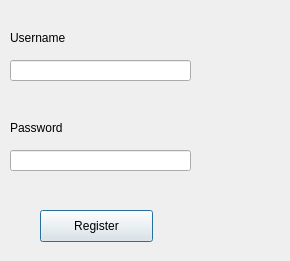
ivark16/Vln-2016, file Gui-Vln-2016/registeruser.ui: the form before one commit.
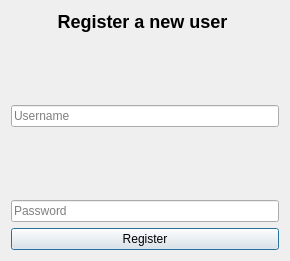
The form after the commit. Icons and pictures are not drawn.

```diff
--- a/Gui-Vln-2016/registeruser.ui
+++ b/Gui-Vln-2016/registeruser.ui
@@ -17,65 +17,76 @@
    <iconset resource="resorces.qrc">
     <normaloff>:/Icons/Pictures/cornerIcon.png</normaloff>:/Icons/Pictures/cornerIcon.png</iconset>
   </property>
-  <widget class="QPushButton" name="pushButtonRegister">
-   <property name="geometry">
-    <rect>
-     <x>40</x>
-     <y>210</y>
-     <width>113</width>
-     <height>32</height>
-    </rect>
-   </property>
+  <layout class="QVBoxLayout" name="verticalLayout">
+   <item>
+    <widget class="QLabel" name="label">
    <property name="text">
-    <string>Register</string>
-   </property>
-  </widget>
-  <widget class="QLineEdit" name="lineEditUserName">
-   <property name="geometry">
-    <rect>
-     <x>10</x>
-     <y>60</y>
-     <width>181</width>
-     <height>21</height>
-    </rect>
-   </property>
-  </widget>
-  <widget class="QLineEdit" name="lineEditPassword">
-   <property name="geometry">
-    <rect>
-     <x>10</x>
-     <y>150</y>
-     <width>181</width>
-     <height>21</height>
-    </rect>
-   </property>
-  </widget>
+      <string>&lt;html&gt;&lt;head/&gt;&lt;body&gt;&lt;p align=&quot;center&quot;&gt;&lt;span style=&quot; font-size:x-large; font-weight:600;&quot;&gt;Register a new user &lt;/span&gt;&lt;/p&gt;&lt;/body&gt;&lt;/html&gt;</string>
+     </property>
+    </widget>
+   </item>
+   <item>
+    <spacer name="verticalSpacer">
+     <property name="orientation">
+      <enum>Qt::Vertical</enum>
+     </property>
+     <property name="sizeHint" stdset="0">
+      <size>
+       <width>20</width>
+       <height>40</height>
+      </size>
+     </property>
+    </spacer>
+   </item>
+   <item>
   <widget class="QLabel" name="labelUser">
-   <property name="geometry">
-    <rect>
-     <x>10</x>
-     <y>30</y>
-     <width>241</width>
-     <height>16</height>
-    </rect>
-   </property>
    <property name="text">
+      <string/>
+     </property>
+    </widget>
+   </item>
+   <item>
+    <widget class="QLineEdit" name="lineEditUserName">
+     <property name="placeholderText">
     <string>Username</string>
    </property>
   </widget>
+   </item>
+   <item>
+    <spacer name="verticalSpacer_2">
+     <property name="orientation">
+      <enum>Qt::Vertical</enum>
+     </property>
+     <property name="sizeHint" stdset="0">
+      <size>
+       <width>20</width>
+       <height>40</height>
+      </size>
+     </property>
+    </spacer>
+   </item>
+   <item>
   <widget class="QLabel" name="labelPwd">
-   <property name="geometry">
-    <rect>
-     <x>10</x>
-     <y>120</y>
-     <width>271</width>
-     <height>16</height>
-    </rect>
-   </property>
    <property name="text">
+      <string/>
+     </property>
+    </widget>
+   </item>
+   <item>
+    <widget class="QLineEdit" name="lineEditPassword">
+     <property name="placeholderText">
     <string>Password</string>
    </property>
   </widget>
+   </item>
+   <item>
+    <widget class="QPushButton" name="pushButtonRegister">
+     <property name="text">
+      <string>Register</string>
+     </property>
+    </widget>
+   </item>
+  </layout>
  </widget>
  <resources>
   <include location="resorces.qrc"/>
```
Lines whose indentation alone changed are shown as unchanged.
